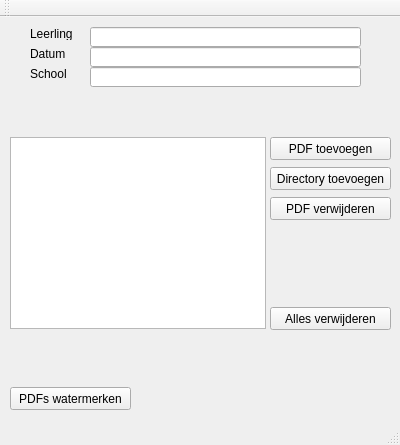
This is waterboard.ui in vvim/pdfwatermark as Qt 5 draws it before an edit. The edited form follows.
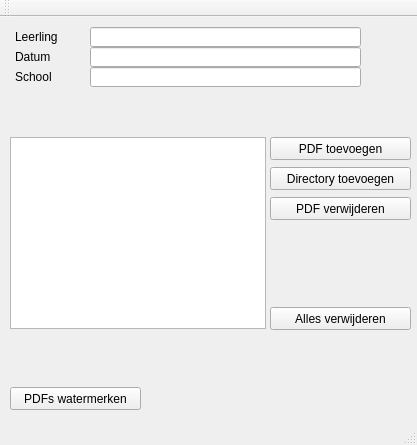
This is the edited form.

Commit message: added recursive add-all-PDFs-from-folder-and-subfolders functionality

```diff
--- a/waterboard.ui
+++ b/waterboard.ui
@@ -6,7 +6,7 @@
    <rect>
     <x>0</x>
     <y>0</y>
-    <width>400</width>
+    <width>417</width>
     <height>445</height>
    </rect>
   </property>
@@ -17,10 +17,10 @@
    <widget class="QLabel" name="labelStudentName">
     <property name="geometry">
      <rect>
-      <x>30</x>
+      <x>15</x>
       <y>10</y>
-      <width>46</width>
-      <height>13</height>
+      <width>61</width>
+      <height>20</height>
      </rect>
     </property>
     <property name="text">
@@ -30,10 +30,10 @@
    <widget class="QLabel" name="labelDate">
     <property name="geometry">
      <rect>
-      <x>30</x>
+      <x>15</x>
       <y>30</y>
-      <width>46</width>
-      <height>13</height>
+      <width>61</width>
+      <height>20</height>
      </rect>
     </property>
     <property name="text">
@@ -43,10 +43,10 @@
    <widget class="QLabel" name="labelSchool">
     <property name="geometry">
      <rect>
-      <x>30</x>
+      <x>15</x>
       <y>50</y>
-      <width>46</width>
-      <height>13</height>
+      <width>61</width>
+      <height>20</height>
      </rect>
     </property>
     <property name="text">
@@ -88,7 +88,7 @@
      <rect>
       <x>10</x>
       <y>370</y>
-      <width>121</width>
+      <width>131</width>
       <height>23</height>
      </rect>
     </property>
@@ -107,7 +107,7 @@
      <rect>
       <x>270</x>
       <y>120</y>
-      <width>121</width>
+      <width>141</width>
       <height>23</height>
      </rect>
     </property>
@@ -120,7 +120,7 @@
      <rect>
       <x>270</x>
       <y>150</y>
-      <width>121</width>
+      <width>141</width>
       <height>23</height>
      </rect>
     </property>
@@ -133,7 +133,7 @@
      <rect>
       <x>270</x>
       <y>180</y>
-      <width>121</width>
+      <width>141</width>
       <height>23</height>
      </rect>
     </property>
@@ -156,7 +156,7 @@
      <rect>
       <x>270</x>
       <y>290</y>
-      <width>121</width>
+      <width>141</width>
       <height>23</height>
      </rect>
     </property>
```
Left out of the diff: 2 changed lines with no effect on the pictures. The commit also changes 2 other files.
